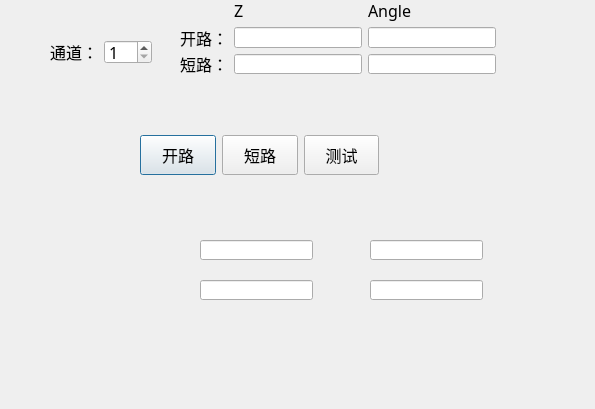
The window that MulitChannalBox/clsCalibration.ui (caicaiking/WKEFactoryView2014) describes before a commit, drawn with Qt 5.
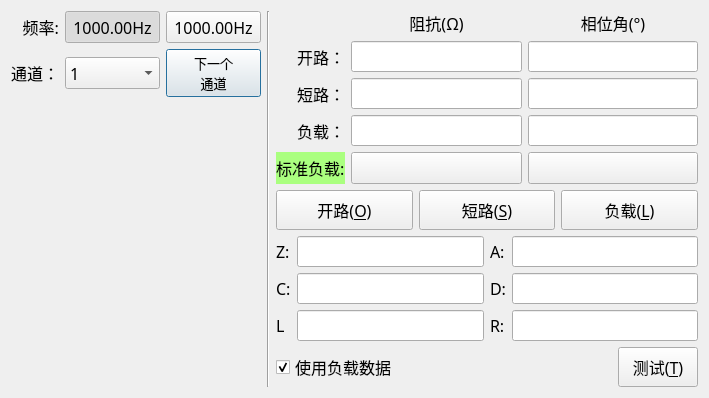
The same window after the commit.

Commit message: 完成了通道校准和接口头文件

What changed in the file:
```diff
--- a/MulitChannalBox/clsCalibration.ui
+++ b/MulitChannalBox/clsCalibration.ui
@@ -6,30 +6,97 @@
    <rect>
     <x>0</x>
     <y>0</y>
-    <width>595</width>
-    <height>409</height>
+    <width>709</width>
+    <height>342</height>
    </rect>
   </property>
   <property name="windowTitle">
    <string>Dialog</string>
   </property>
-  <widget class="QWidget" name="layoutWidget">
-   <property name="geometry">
-    <rect>
-     <x>50</x>
-     <y>40</y>
-     <width>102</width>
-     <height>24</height>
-    </rect>
-   </property>
+  <property name="styleSheet">
+   <string notr="true">clsCalibration
+{
+ background-color: rgb(144, 148, 248);
+}</string>
+  </property>
+  <layout class="QHBoxLayout" name="horizontalLayout_3">
+   <item>
+    <layout class="QVBoxLayout" name="verticalLayout">
+     <item>
+      <layout class="QGridLayout" name="gridLayout_3">
+       <item row="0" column="0">
+        <widget class="QLabel" name="label_13">
    <property name="font">
     <font>
      <family>楷体</family>
      <pointsize>12</pointsize>
     </font>
    </property>
-   <layout class="QHBoxLayout" name="horizontalLayout">
-    <item>
+         <property name="text">
+          <string>频率:</string>
+         </property>
+         <property name="alignment">
+          <set>Qt::AlignRight|Qt::AlignTrailing|Qt::AlignVCenter</set>
+         </property>
+        </widget>
+       </item>
+       <item row="0" column="1">
+        <widget class="QToolButton" name="btnTest1Freq">
+         <property name="minimumSize">
+          <size>
+           <width>88</width>
+           <height>32</height>
+          </size>
+         </property>
+         <property name="font">
+          <font>
+           <family>楷体</family>
+           <pointsize>12</pointsize>
+          </font>
+         </property>
+         <property name="text">
+          <string>1000.00Hz</string>
+         </property>
+         <property name="checkable">
+          <bool>true</bool>
+         </property>
+         <property name="checked">
+          <bool>true</bool>
+         </property>
+         <property name="autoExclusive">
+          <bool>true</bool>
+         </property>
+        </widget>
+       </item>
+       <item row="0" column="2">
+        <widget class="QToolButton" name="btnTest2Freq">
+         <property name="minimumSize">
+          <size>
+           <width>88</width>
+           <height>32</height>
+          </size>
+         </property>
+         <property name="font">
+          <font>
+           <family>楷体</family>
+           <pointsize>12</pointsize>
+          </font>
+         </property>
+         <property name="text">
+          <string>1000.00Hz</string>
+         </property>
+         <property name="checkable">
+          <bool>true</bool>
+         </property>
+         <property name="checked">
+          <bool>false</bool>
+         </property>
+         <property name="autoExclusive">
+          <bool>true</bool>
+         </property>
+        </widget>
+       </item>
+       <item row="1" column="0">
      <widget class="QLabel" name="label">
       <property name="font">
        <font>
@@ -40,59 +107,125 @@
       <property name="text">
        <string>通道：</string>
       </property>
-     </widget>
-    </item>
-    <item>
-     <widget class="QSpinBox" name="txtChannel">
+         <property name="alignment">
+          <set>Qt::AlignRight|Qt::AlignTrailing|Qt::AlignVCenter</set>
+         </property>
+        </widget>
+       </item>
+       <item row="1" column="1">
+        <widget class="QComboBox" name="cmbChannel">
+         <property name="minimumSize">
+          <size>
+           <width>0</width>
+           <height>32</height>
+          </size>
+         </property>
       <property name="font">
        <font>
         <family>楷体</family>
         <pointsize>12</pointsize>
        </font>
       </property>
-      <property name="minimum">
-       <number>1</number>
-      </property>
-      <property name="maximum">
-       <number>20</number>
-      </property>
-     </widget>
-    </item>
-   </layout>
-  </widget>
-  <widget class="QWidget" name="layoutWidget">
-   <property name="geometry">
-    <rect>
-     <x>180</x>
-     <y>0</y>
-     <width>316</width>
-     <height>74</height>
-    </rect>
-   </property>
+         <item>
+          <property name="text">
+           <string>1</string>
+          </property>
+         </item>
+         <item>
+          <property name="text">
+           <string>2</string>
+          </property>
+         </item>
+         <item>
+          <property name="text">
+           <string>3</string>
+          </property>
+         </item>
+         <item>
+          <property name="text">
+           <string>4</string>
+          </property>
+         </item>
+         <item>
+          <property name="text">
+           <string>5</string>
+          </property>
+         </item>
+         <item>
+          <property name="text">
+           <string>新建项目</string>
+          </property>
+         </item>
+         <item>
+          <property name="text">
+           <string>新建项目</string>
+          </property>
+         </item>
+        </widget>
+       </item>
+       <item row="1" column="2">
+        <widget class="QPushButton" name="btnNextChannel">
+         <property name="minimumSize">
+          <size>
+           <width>0</width>
+           <height>32</height>
+          </size>
+         </property>
+         <property name="font">
+          <font>
+           <family>楷体</family>
+           <pointsize>10</pointsize>
+           <weight>50</weight>
+           <bold>false</bold>
+          </font>
+         </property>
+         <property name="text">
+          <string>下一个
+通道</string>
+         </property>
+        </widget>
+       </item>
+      </layout>
+     </item>
+     <item>
+      <spacer name="verticalSpacer">
+       <property name="orientation">
+        <enum>Qt::Vertical</enum>
+       </property>
+       <property name="sizeHint" stdset="0">
+        <size>
+         <width>20</width>
+         <height>40</height>
+        </size>
+       </property>
+      </spacer>
+     </item>
+    </layout>
+   </item>
+   <item>
+    <widget class="Line" name="line">
+     <property name="orientation">
+      <enum>Qt::Vertical</enum>
+     </property>
+    </widget>
+   </item>
+   <item>
+    <layout class="QVBoxLayout" name="verticalLayout_2">
+     <item>
    <layout class="QGridLayout" name="gridLayout">
-    <item row="0" column="1">
-     <widget class="QLabel" name="label_4">
+       <item row="4" column="0">
+        <widget class="QLabel" name="label_14">
       <property name="font">
        <font>
         <family>楷体</family>
         <pointsize>12</pointsize>
        </font>
       </property>
-      <property name="text">
-       <string>Z</string>
-      </property>
-     </widget>
-    </item>
-    <item row="0" column="2">
-     <widget class="QLabel" name="label_5">
-      <property name="font">
-       <font>
-        <family>楷体</family>
-        <pointsize>12</pointsize>
-       </font>
-      </property>
+         <property name="styleSheet">
+          <string notr="true">background-color: rgb(170, 255, 127);</string>
+         </property>
       <property name="text">
-       <string>Angle</string>
+          <string>标准负载:</string>
       </property>
      </widget>
     </item>
@@ -107,6 +240,25 @@
       <property name="text">
        <string>开路：</string>
       </property>
+         <property name="alignment">
+          <set>Qt::AlignRight|Qt::AlignTrailing|Qt::AlignVCenter</set>
+         </property>
+        </widget>
+       </item>
+       <item row="2" column="1">
+        <widget class="QLineEdit" name="txtShortZ">
+         <property name="font">
+          <font>
+           <family>楷体</family>
+           <pointsize>12</pointsize>
+          </font>
+         </property>
+         <property name="alignment">
+          <set>Qt::AlignCenter</set>
+         </property>
+         <property name="readOnly">
+          <bool>true</bool>
+         </property>
      </widget>
     </item>
     <item row="1" column="1">
@@ -117,6 +269,76 @@
         <pointsize>12</pointsize>
        </font>
       </property>
+         <property name="alignment">
+          <set>Qt::AlignCenter</set>
+         </property>
+         <property name="readOnly">
+          <bool>true</bool>
+         </property>
+        </widget>
+       </item>
+       <item row="3" column="1">
+        <widget class="QLineEdit" name="txtLoadZ">
+         <property name="font">
+          <font>
+           <family>楷体</family>
+           <pointsize>12</pointsize>
+          </font>
+         </property>
+         <property name="alignment">
+          <set>Qt::AlignCenter</set>
+         </property>
+         <property name="readOnly">
+          <bool>true</bool>
+         </property>
+        </widget>
+       </item>
+       <item row="3" column="2">
+        <widget class="QLineEdit" name="txtLoadA">
+         <property name="font">
+          <font>
+           <family>楷体</family>
+           <pointsize>12</pointsize>
+          </font>
+         </property>
+         <property name="alignment">
+          <set>Qt::AlignCenter</set>
+         </property>
+         <property name="readOnly">
+          <bool>true</bool>
+         </property>
+        </widget>
+       </item>
+       <item row="2" column="2">
+        <widget class="QLineEdit" name="txtShortA">
+         <property name="font">
+          <font>
+           <family>楷体</family>
+           <pointsize>12</pointsize>
+          </font>
+         </property>
+         <property name="alignment">
+          <set>Qt::AlignCenter</set>
+         </property>
+         <property name="readOnly">
+          <bool>true</bool>
+         </property>
+        </widget>
+       </item>
+       <item row="3" column="0">
+        <widget class="QLabel" name="label_6">
+         <property name="font">
+          <font>
+           <family>楷体</family>
+           <pointsize>12</pointsize>
+          </font>
+         </property>
+         <property name="text">
+          <string>负载：</string>
+         </property>
+         <property name="alignment">
+          <set>Qt::AlignRight|Qt::AlignTrailing|Qt::AlignVCenter</set>
+         </property>
      </widget>
     </item>
     <item row="1" column="2">
@@ -127,6 +349,12 @@
         <pointsize>12</pointsize>
        </font>
       </property>
+         <property name="alignment">
+          <set>Qt::AlignCenter</set>
+         </property>
+         <property name="readOnly">
+          <bool>true</bool>
+         </property>
      </widget>
     </item>
     <item row="2" column="0">
@@ -140,39 +368,84 @@
       <property name="text">
        <string>短路：</string>
       </property>
-     </widget>
-    </item>
-    <item row="2" column="1">
-     <widget class="QLineEdit" name="txtShortZ">
+         <property name="alignment">
+          <set>Qt::AlignRight|Qt::AlignTrailing|Qt::AlignVCenter</set>
+         </property>
+        </widget>
+       </item>
+       <item row="0" column="2">
+        <widget class="QLabel" name="label_5">
       <property name="font">
        <font>
         <family>楷体</family>
         <pointsize>12</pointsize>
        </font>
       </property>
-     </widget>
-    </item>
-    <item row="2" column="2">
-     <widget class="QLineEdit" name="txtShortA">
+         <property name="text">
+          <string>相位角(°)</string>
+         </property>
+         <property name="alignment">
+          <set>Qt::AlignCenter</set>
+         </property>
+        </widget>
+       </item>
+       <item row="0" column="1">
+        <widget class="QLabel" name="label_4">
       <property name="font">
        <font>
         <family>楷体</family>
         <pointsize>12</pointsize>
        </font>
+         </property>
+         <property name="text">
+          <string>阻抗(Ω)</string>
+         </property>
+         <property name="alignment">
+          <set>Qt::AlignCenter</set>
+         </property>
+        </widget>
+       </item>
+       <item row="4" column="1">
+        <widget class="QPushButton" name="btnStdZ">
+         <property name="minimumSize">
+          <size>
+           <width>0</width>
+           <height>32</height>
+          </size>
+         </property>
+         <property name="font">
+          <font>
+           <family>楷体</family>
+           <pointsize>12</pointsize>
+          </font>
+         </property>
+         <property name="text">
+          <string/>
+         </property>
+        </widget>
+       </item>
+       <item row="4" column="2">
+        <widget class="QPushButton" name="btnStdA">
+         <property name="minimumSize">
+          <size>
+           <width>0</width>
+           <height>32</height>
+          </size>
+         </property>
+         <property name="font">
+          <font>
+           <family>楷体</family>
+           <pointsize>12</pointsize>
+          </font>
+         </property>
+         <property name="text">
+          <string/>
       </property>
      </widget>
     </item>
    </layout>
-  </widget>
-  <widget class="QWidget" name="layoutWidget">
-   <property name="geometry">
-    <rect>
-     <x>140</x>
-     <y>120</y>
-     <width>239</width>
-     <height>71</height>
-    </rect>
-   </property>
+     </item>
+     <item>
    <layout class="QHBoxLayout" name="horizontalLayout_2">
     <item>
      <widget class="QPushButton" name="btnOpen">
@@ -189,7 +462,7 @@
        </font>
       </property>
       <property name="text">
-       <string>开路</string>
+          <string>开路(&amp;O)</string>
       </property>
      </widget>
     </item>
@@ -208,12 +481,12 @@
        </font>
       </property>
       <property name="text">
-       <string>短路</string>
+          <string>短路(&amp;S)</string>
       </property>
      </widget>
     </item>
     <item>
-     <widget class="QPushButton" name="btnTest">
+        <widget class="QPushButton" name="btnLoad">
       <property name="minimumSize">
        <size>
         <width>0</width>
@@ -227,52 +500,209 @@
        </font>
       </property>
       <property name="text">
-       <string>测试</string>
+          <string>负载(&amp;L)</string>
       </property>
      </widget>
     </item>
    </layout>
-  </widget>
+     </item>
+     <item>
+      <layout class="QGridLayout" name="gridLayout_2">
+       <item row="0" column="0">
+        <widget class="QLabel" name="label_7">
+         <property name="font">
+          <font>
+           <family>楷体</family>
+           <pointsize>12</pointsize>
+          </font>
+         </property>
+         <property name="text">
+          <string>Z:</string>
+         </property>
+        </widget>
+       </item>
+       <item row="0" column="1">
+        <widget class="QLineEdit" name="txtZ">
+         <property name="font">
+          <font>
+           <family>楷体</family>
+           <pointsize>12</pointsize>
+          </font>
+         </property>
+        </widget>
+       </item>
+       <item row="0" column="2">
+        <widget class="QLabel" name="label_8">
+         <property name="font">
+          <font>
+           <family>楷体</family>
+           <pointsize>12</pointsize>
+          </font>
+         </property>
+         <property name="text">
+          <string>A:</string>
+         </property>
+        </widget>
+       </item>
+       <item row="0" column="3">
+        <widget class="QLineEdit" name="txtA">
+         <property name="font">
+          <font>
+           <family>楷体</family>
+           <pointsize>12</pointsize>
+          </font>
+         </property>
+        </widget>
+       </item>
+       <item row="1" column="0">
+        <widget class="QLabel" name="label_9">
+         <property name="font">
+          <font>
+           <family>楷体</family>
+           <pointsize>12</pointsize>
+          </font>
+         </property>
+         <property name="text">
+          <string>C:</string>
+         </property>
+        </widget>
+       </item>
+       <item row="1" column="1">
   <widget class="QLineEdit" name="txtC">
-   <property name="geometry">
-    <rect>
-     <x>200</x>
-     <y>240</y>
-     <width>113</width>
-     <height>20</height>
-    </rect>
-   </property>
-  </widget>
+         <property name="font">
+          <font>
+           <family>楷体</family>
+           <pointsize>12</pointsize>
+          </font>
+         </property>
+        </widget>
+       </item>
+       <item row="1" column="2">
+        <widget class="QLabel" name="label_11">
+         <property name="font">
+          <font>
+           <family>楷体</family>
+           <pointsize>12</pointsize>
+          </font>
+         </property>
+         <property name="text">
+          <string>D:</string>
+         </property>
+        </widget>
+       </item>
+       <item row="1" column="3">
   <widget class="QLineEdit" name="txtD">
-   <property name="geometry">
-    <rect>
-     <x>370</x>
-     <y>240</y>
-     <width>113</width>
-     <height>20</height>
-    </rect>
-   </property>
-  </widget>
+         <property name="font">
+          <font>
+           <family>楷体</family>
+           <pointsize>12</pointsize>
+          </font>
+         </property>
+        </widget>
+       </item>
+       <item row="2" column="0">
+        <widget class="QLabel" name="label_10">
+         <property name="font">
+          <font>
+           <family>楷体</family>
+           <pointsize>12</pointsize>
+          </font>
+         </property>
+         <property name="text">
+          <string>L</string>
+         </property>
+        </widget>
+       </item>
+       <item row="2" column="1">
   <widget class="QLineEdit" name="txtL">
-   <property name="geometry">
-    <rect>
-     <x>200</x>
-     <y>280</y>
-     <width>113</width>
-     <height>20</height>
-    </rect>
-   </property>
-  </widget>
+         <property name="font">
+          <font>
+           <family>楷体</family>
+           <pointsize>12</pointsize>
+          </font>
+         </property>
+        </widget>
+       </item>
+       <item row="2" column="2">
+        <widget class="QLabel" name="label_12">
+         <property name="font">
+          <font>
+           <family>楷体</family>
+           <pointsize>12</pointsize>
+          </font>
+         </property>
+         <property name="text">
+          <string>R:</string>
+         </property>
+        </widget>
+       </item>
+       <item row="2" column="3">
   <widget class="QLineEdit" name="txtR">
-   <property name="geometry">
-    <rect>
-     <x>370</x>
-     <y>280</y>
-     <width>113</width>
+         <property name="font">
+          <font>
+           <family>楷体</family>
+           <pointsize>12</pointsize>
+          </font>
+         </property>
+        </widget>
+       </item>
+      </layout>
+     </item>
+     <item>
+      <layout class="QHBoxLayout" name="horizontalLayout">
+       <item>
+        <widget class="QCheckBox" name="chkUseLoadvalue">
+         <property name="font">
+          <font>
+           <family>楷体</family>
+           <pointsize>12</pointsize>
+          </font>
+         </property>
+         <property name="text">
+          <string>使用负载数据</string>
+         </property>
+         <property name="checked">
+          <bool>true</bool>
+         </property>
+        </widget>
+       </item>
+       <item>
+        <spacer name="horizontalSpacer">
+         <property name="orientation">
+          <enum>Qt::Horizontal</enum>
+         </property>
+         <property name="sizeHint" stdset="0">
+          <size>
+           <width>40</width>
      <height>20</height>
-    </rect>
-   </property>
-  </widget>
+          </size>
+         </property>
+        </spacer>
+       </item>
+       <item>
+        <widget class="QPushButton" name="btnTest">
+         <property name="minimumSize">
+          <size>
+           <width>0</width>
+           <height>40</height>
+          </size>
+         </property>
+         <property name="font">
+          <font>
+           <family>楷体</family>
+           <pointsize>12</pointsize>
+          </font>
+         </property>
+         <property name="text">
+          <string>测试(&amp;T)</string>
+         </property>
+        </widget>
+       </item>
+      </layout>
+     </item>
+    </layout>
+   </item>
+  </layout>
  </widget>
  <resources/>
  <connections/>
```
Left out of the diff: 2 changed lines with no effect on the pictures. Lines whose indentation alone changed are shown as unchanged. The commit also changes 37 other files.
